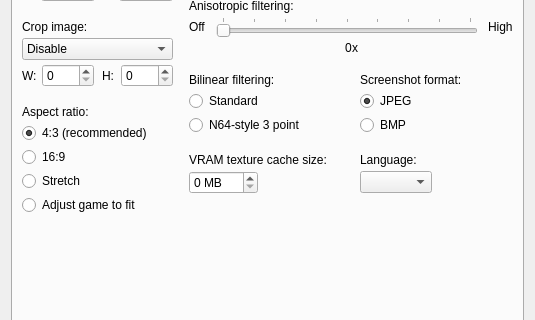
This is src/GLideNUI/configDialog.ui in gonetz/GLideN64 as Qt 5 draws it before an edit; both pictures show x 0 to 535 and y 195 to 515 of the 535 by 670 pixel window. The edited form follows.
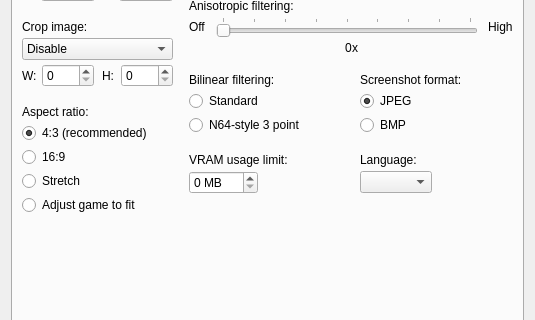
This is the edited form. Icons and pictures are not drawn.

Commit message: VRAM texture cache size -> VRAM usage limit

Diff of the .ui file:
```diff
--- a/src/GLideNUI/configDialog.ui
+++ b/src/GLideNUI/configDialog.ui
@@ -831,7 +831,7 @@
                  <item>
                   <widget class="QLabel" name="label">
                    <property name="text">
-                    <string>VRAM texture cache size:</string>
+                    <string>VRAM usage limit:</string>
                    </property>
                   </widget>
                  </item>
```
